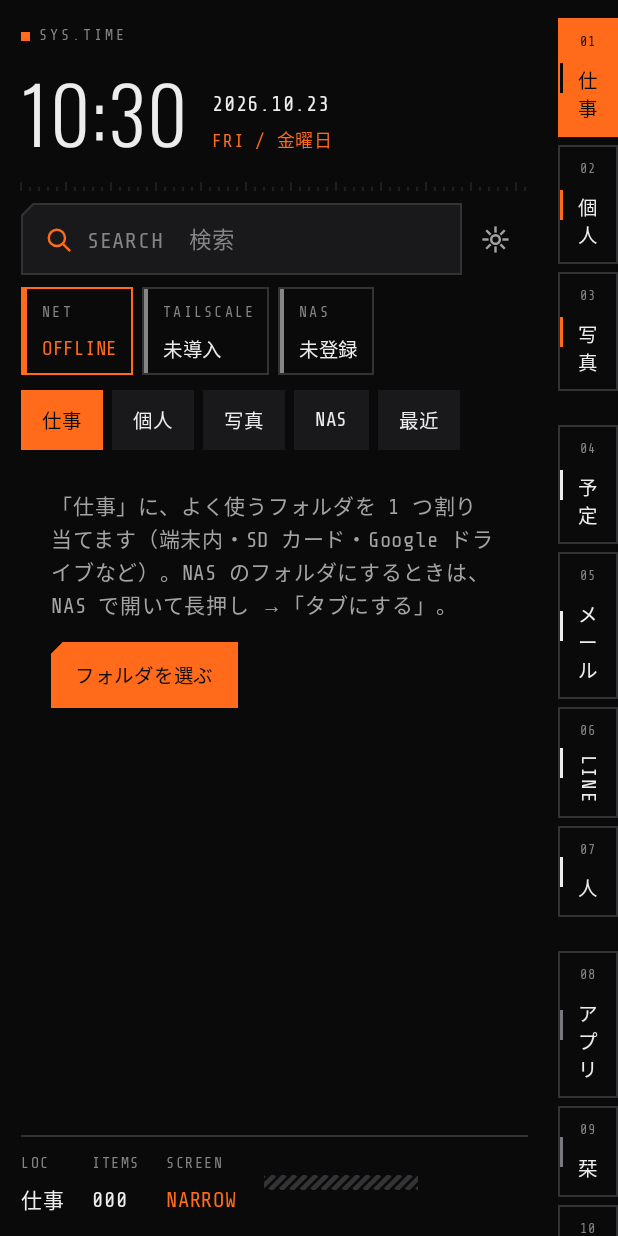
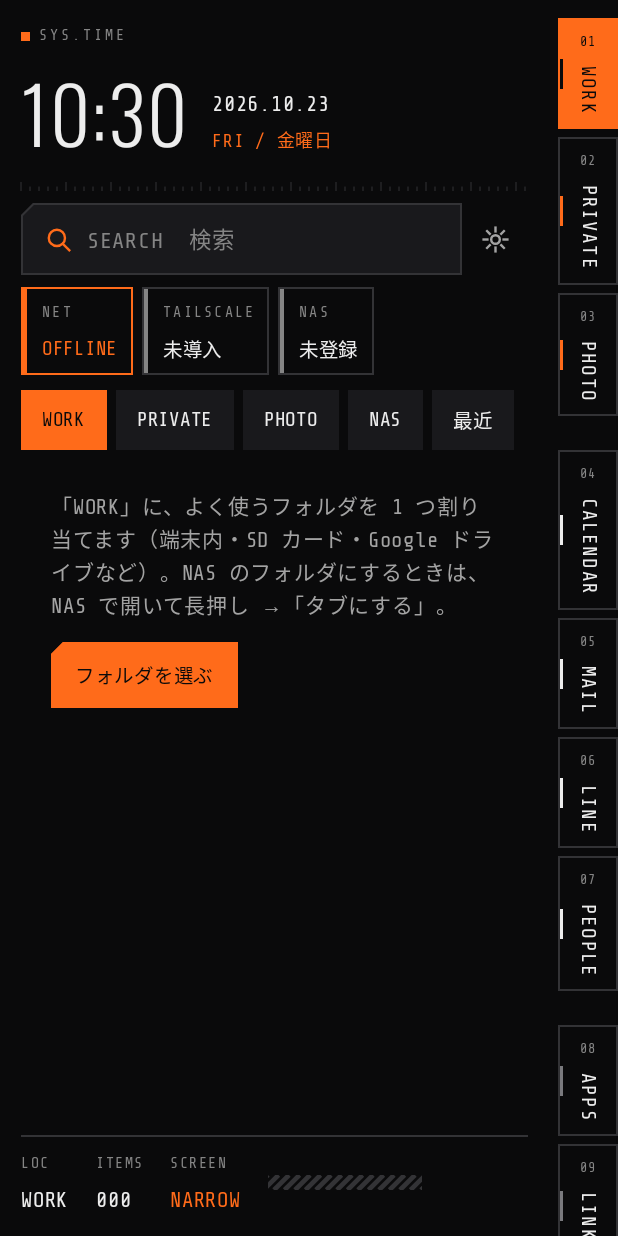
Before and after one commit to kiwiman0706-beep/Theta.Home.Hatch, an Android app built with Jetpack Compose: the screen it shows after launch (MainActivity), on a phone screen of 412 x 824 dp. Run offline under Robolectric (Android 15) with nearby library versions, the phone set to English and light mode, and no system bars; pictures from the network do not load.

Commit message:
0.6.0-alpha: タブを英語・横書き 90 度に、仕分けの候補の編集、設定の書き出し・読み込み
- タブの見出しを横書きで倒して表示、初期のタブ名を英語に（旧初期名は置き換え）
- 仕分けの候補（規定のカテゴリー）を設定で編集
- 設定の書き出し・読み込み、入っていないアプリを Play ストアへ案内
- 書き出し・読み込みとタブ名の置き換えのテスト

Co-Authored-By: Claude Opus 5.5 <noreply@anthropic.com>
Claude-Session: https://claude.ai/code/session_01GMSgoGarRChJJQLGtjAFKY

```diff
--- a/app/build.gradle.kts
+++ b/app/build.gradle.kts
@@ -21,8 +21,8 @@ android {
         applicationId = "jp.yaegaki.theta.home"
         minSdk = 29
         targetSdk = 35
-        versionCode = 6
-        versionName = "0.5.1-alpha"
+        versionCode = 7
+        versionName = "0.6.0-alpha"
     }
 
     signingConfigs {
--- a/app/src/main/java/jp/yaegaki/theta/home/data/Store.kt
+++ b/app/src/main/java/jp/yaegaki/theta/home/data/Store.kt
@@ -12,16 +12,16 @@ import java.util.UUID
  * ウィジェットはタブ 1 つに 1 つ（[WidgetTab]）で、画面ごとに別に持つ。
  */
 enum class TabKind(val group: Int, val defaultLabel: String, val key: Char?) {
-    FOLDER(0, "フォルダ", null),
-    CALENDAR(1, "予定", 'C'),
-    MAIL(1, "メール", 'M'),
+    FOLDER(0, "FOLDER", null),
+    CALENDAR(1, "CALENDAR", 'C'),
+    MAIL(1, "MAIL", 'M'),
     LINE(1, "LINE", 'L'),
-    PEOPLE(1, "人", 'P'),
-    APPS(2, "アプリ", 'A'),
-    BOOKMARKS(2, "栞", 'B'),
-    CLIP(2, "Clip", 'X'),
-    CAPTURE(2, "記録", 'R'),
-    HATCH(2, "Hatch", 'H'),
+    PEOPLE(1, "PEOPLE", 'P'),
+    APPS(2, "APPS", 'A'),
+    BOOKMARKS(2, "LINKS", 'B'),
+    CLIP(2, "CLIP", 'X'),
+    CAPTURE(2, "CAPTURE", 'R'),
+    HATCH(2, "HATCH", 'H'),
 }
 
 /** folderUri は端末のフォルダ（SAF のツリー URI）か、NAS のフォルダ（"nas:" ＋ パス）。 */
@@ -66,10 +66,11 @@ class Store(context: Context) {
             (0 until a.length()).mapNotNull { i ->
                 val o = a.getJSONObject(i)
                 val kind = runCatching { TabKind.valueOf(o.getString("kind")) }.getOrNull() ?: return@mapNotNull null
+                val label = o.getString("label")
                 TabSpec(
                     id = o.getString("id"),
                     kind = kind,
-                    label = o.getString("label"),
+                    label = OLD_LABELS[label] ?: label,
                     folderUri = o.optString("folder").ifEmpty { null },
                 )
             }
@@ -96,6 +97,28 @@ class Store(context: Context) {
     fun categories(): List<Category> = objects("categories") { Category(it.getString("id"), it.getString("name")) }
 
     fun saveCategories(list: List<Category>) = putObjects("categories", list) { JSONObject().put("id", it.id).put("name", it.name) }
+
+    /** 仕分けガイドの候補（規定のカテゴリー）。名前の変更・削除・追加ができる。未設定なら初期の候補。 */
+    var categoryPresets: List<String>
+        get() = if (prefs.contains("catPresets")) strings("catPresets") else Categories.presets
+        set(v) = putStrings("catPresets", v)
+
+    /** 候補のうち、ガイドで初めから選んでおくもの。 */
+    var categoryDefaults: List<String>
+        get() = if (prefs.contains("catDefaults")) strings("catDefaults") else Categories.defaults
+        set(v) = putStrings("catDefaults", v)
+
+    /** 初期の候補名 → 変えた後の名前。おすすめ（初期の候補名で出る）を今の名前に読み替える。 */
+    var categoryAliases: Map<String, String>
+        get() = runCatching {
+            val o = JSONObject(prefs.getString("catAlias", "{}") ?: "{}")
+            o.keys().asSequence().associateWith { o.getString(it) }
+        }.getOrDefault(emptyMap())
+        set(v) = prefs.edit().putString("catAlias", JSONObject(v).toString()).apply()
+
+    fun resetCategoryPresets() {
+        prefs.edit().remove("catPresets").remove("catDefaults").remove("catAlias").apply()
+    }
 
     /** アプリ（ComponentName の文字列）→ カテゴリーの id。 */
     fun appCategories(): Map<String, String> = runCatching {
@@ -199,19 +222,26 @@ class Store(context: Context) {
     companion object {
         fun newId(): String = UUID.randomUUID().toString().take(8)
 
+        /** 0.5.x までの日本語の初期名。名前を変えていなければ英語の初期名に置き換える。 */
+        private val OLD_LABELS = mapOf(
+            "仕事" to "WORK", "個人" to "PRIVATE", "写真" to "PHOTO", "予定" to "CALENDAR", "メール" to "MAIL",
+            "人" to "PEOPLE", "アプリ" to "APPS", "栞" to "LINKS", "Clip" to "CLIP", "記録" to "CAPTURE", "Hatch" to "HATCH",
+            "Widget" to "WIDGET", "フォルダ" to "FOLDER",
+        )
+
         fun defaultTabs(): List<TabSpec> = listOf(
-            TabSpec("work", TabKind.FOLDER, "仕事"),
-            TabSpec("personal", TabKind.FOLDER, "個人"),
-            TabSpec("photo", TabKind.FOLDER, "写真"),
-            TabSpec("cal", TabKind.CALENDAR, "予定"),
-            TabSpec("mail", TabKind.MAIL, "メール"),
+            TabSpec("work", TabKind.FOLDER, "WORK"),
+            TabSpec("personal", TabKind.FOLDER, "PRIVATE"),
+            TabSpec("photo", TabKind.FOLDER, "PHOTO"),
+            TabSpec("cal", TabKind.CALENDAR, "CALENDAR"),
+            TabSpec("mail", TabKind.MAIL, "MAIL"),
             TabSpec("line", TabKind.LINE, "LINE"),
-            TabSpec("people", TabKind.PEOPLE, "人"),
-            TabSpec("apps", TabKind.APPS, "アプリ"),
-            TabSpec("marks", TabKind.BOOKMARKS, "栞"),
-            TabSpec("clip", TabKind.CLIP, "Clip"),
-            TabSpec("capture", TabKind.CAPTURE, "記録"),
-            TabSpec("hatch", TabKind.HATCH, "Hatch"),
+            TabSpec("people", TabKind.PEOPLE, "PEOPLE"),
+            TabSpec("apps", TabKind.APPS, "APPS"),
+            TabSpec("marks", TabKind.BOOKMARKS, "LINKS"),
+            TabSpec("clip", TabKind.CLIP, "CLIP"),
+            TabSpec("capture", TabKind.CAPTURE, "CAPTURE"),
+            TabSpec("hatch", TabKind.HATCH, "HATCH"),
         )
     }
 }
--- a/app/src/main/java/jp/yaegaki/theta/home/ui/Bits.kt
+++ b/app/src/main/java/jp/yaegaki/theta/home/ui/Bits.kt
@@ -194,11 +194,9 @@ fun Field(
     )
 }
 
-/** 縦書きのタブ見出し。日本語は 1 文字ずつ縦に、英字は 90 度回して並べる。 */
+/** タブの見出し：横書きの文字を 90 度倒して置く（上から下へ読む）。日本語も同じく倒す。 */
 @Composable
 fun VerticalLabel(text: String, color: Color, fontSize: Int = 13) {
-    val ascii = text.all { it.code < 128 }
-    if (ascii) {
     Text(
         text, color = color, fontSize = fontSize.sp, maxLines = 1, letterSpacing = 1.5.sp, fontFamily = Hud.mono,
         modifier = Modifier
@@ -212,13 +210,6 @@ fun VerticalLabel(text: String, color: Color, fontSize: Int = 13) {
                 }
             },
     )
-    } else {
-        Column(horizontalAlignment = Alignment.CenterHorizontally) {
-            text.forEach { ch ->
-                Text(ch.toString(), color = color, fontSize = fontSize.sp, lineHeight = (fontSize + 3).sp)
-            }
-        }
-    }
 }
 
 /** 線で描く小さな記号（虫めがね・ピン・×・‹・＋）。アイコン用ライブラリに頼らない。 */
--- a/app/src/main/java/jp/yaegaki/theta/home/ui/HomeRoot.kt
+++ b/app/src/main/java/jp/yaegaki/theta/home/ui/HomeRoot.kt
@@ -83,6 +83,10 @@ class Actions(
     val captureVideo: (Uri, (Boolean) -> Unit) -> Unit,
     val export: (source: Uri, name: String, mime: String?) -> Unit,
     val forResult: (Intent, (Boolean) -> Unit) -> Unit,
+    /** ファイルを作る場所を選ぶ（書き出し用）。 */
+    val createDocument: (name: String, mime: String, (Uri) -> Unit) -> Unit,
+    /** ファイルを選ぶ（読み込み用）。 */
+    val openDocument: (mimes: Array<String>, (Uri) -> Unit) -> Unit,
     val toast: (String) -> Unit,
 )
 
@@ -149,6 +153,7 @@ fun HomeRoot(model: HomeModel, activity: ComponentActivity) {
                 }
                 if (!model.railLeft) Rail(model, railW)
             }
+            model.importReport?.let { r -> ImportReportDialog(model, r) { model.importReport = null } }
         }
     }
 }
@@ -252,7 +257,7 @@ private fun Rail(model: HomeModel, width: Dp) {
         Spacer(Modifier.height(12.dp))
         model.widgetTabs.forEach { w ->
             val id = "w:${w.id}"
-            RailTab(model, id, w.label.take(6), 1, active = model.open == id || id in model.docked, shortcut = null, left = left)
+            RailTab(model, id, w.label.take(10), 1, active = model.open == id || id in model.docked, shortcut = null, left = left)
         }
         var adding by remember { mutableStateOf(false) }
         Box(
@@ -316,6 +321,9 @@ private fun rememberActions(model: HomeModel, activity: ComponentActivity): Acti
     var cameraDone by remember { mutableStateOf<((Boolean) -> Unit)?>(null) }
     var resultDone by remember { mutableStateOf<((Boolean) -> Unit)?>(null) }
     var exportSource by remember { mutableStateOf<Uri?>(null) }
+    var docDone by remember { mutableStateOf<((Uri) -> Unit)?>(null) }
+    val createDoc = rememberLauncherForActivityResult(ActivityResultContracts.CreateDocument("application/json")) { uri -> if (uri != null) docDone?.invoke(uri) }
+    val openDoc = rememberLauncherForActivityResult(ActivityResultContracts.OpenDocument()) { uri -> if (uri != null) docDone?.invoke(uri) }
 
     val folder = rememberLauncherForActivityResult(ActivityResultContracts.OpenDocumentTree()) { uri ->
         val id = folderTab
@@ -358,6 +366,8 @@ private fun rememberActions(model: HomeModel, activity: ComponentActivity): Acti
             captureVideo = { uri, done -> cameraDone = done; runCatching { video.launch(uri) }.onFailure { done(false) } },
             export = { src, name, _ -> exportSource = src; export.launch(name) },
             forResult = { intent, done -> resultDone = done; runCatching { result.launch(intent) }.onFailure { done(false) } },
+            createDocument = { name, _, done -> docDone = done; createDoc.launch(name) },
+            openDocument = { mimes, done -> docDone = done; openDoc.launch(mimes) },
             toast = { Toast.makeText(activity, it, Toast.LENGTH_SHORT).show() },
         )
     }
```
Also changed, not shown: app/src/main/java/jp/yaegaki/theta/home/HomeModel.kt (+103 -2 lines), app/src/main/java/jp/yaegaki/theta/home/data/Backup.kt (added, +112 -0 lines), app/src/main/java/jp/yaegaki/theta/home/ui/ImportReportDialog.kt (added, +108 -0 lines), app/src/main/java/jp/yaegaki/theta/home/ui/SettingsPanel.kt (+63 -1 lines), app/src/main/java/jp/yaegaki/theta/home/ui/SortGuide.kt (+5 -4 lines), 9 other files. Lines whose indentation alone changed are shown as unchanged.
